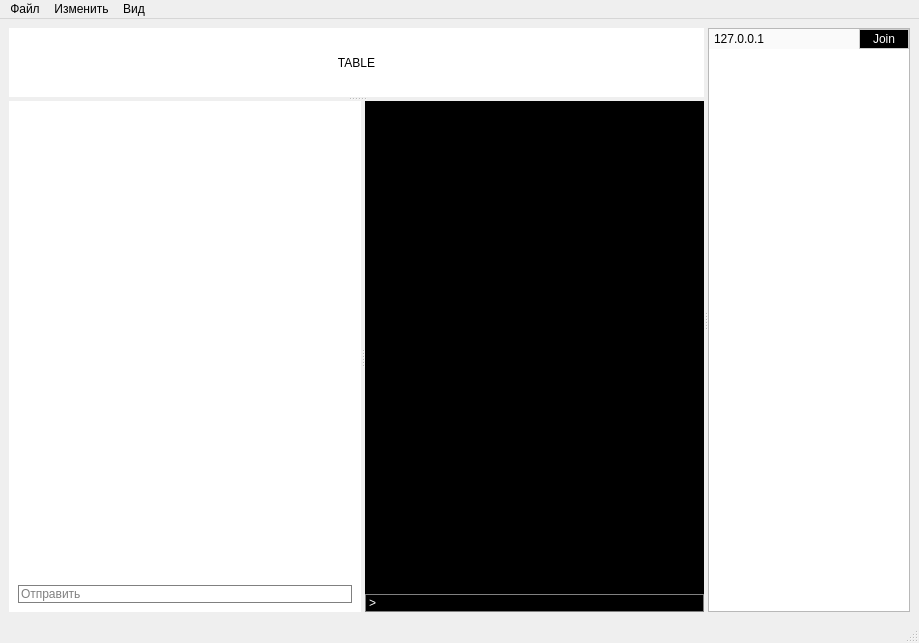
Old version of the form mainwindow.ui in the repository Akamiblade1297/CardsGame_Client.
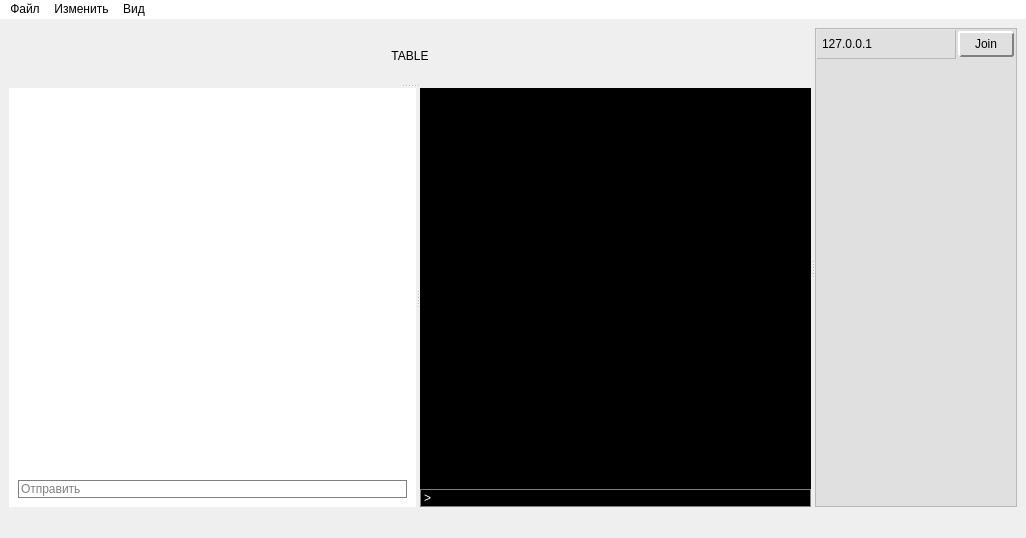
New version of the form. Icons and pictures are not drawn.

Patch:
```diff
--- a/mainwindow.ui
+++ b/mainwindow.ui
@@ -6,17 +6,38 @@
    <rect>
     <x>0</x>
     <y>0</y>
-    <width>919</width>
-    <height>643</height>
+    <width>1026</width>
+    <height>538</height>
    </rect>
   </property>
   <property name="windowTitle">
    <string>MainWindow</string>
   </property>
   <property name="styleSheet">
-   <string notr="true">QLabel {
-	background-color: white;
+   <string notr="true">QWidget {
+	background-color: #efefef;
 	color: black;
+}
+QMenuBar {
+	background-color: white;
+}
+QLineEdit {
+	border: 1px solid;
+	border-radius: 0;
+	background-color: white;
+}
+QPushButton {
+	border: 1px solid;
+	border-radius: 0;
+	background-color: #dedede
+}
+QPushButton:hover {
+	border: 1px solid blue;
+	background-color: #efefff;
+}
+QPushButton:pressed {
+	border: 1px solid #006;
+	background-color: #dfdfff
 }</string>
   </property>
   <widget class="QWidget" name="centralwidget">
@@ -109,8 +130,8 @@
               <rect>
                <x>0</x>
                <y>0</y>
-               <width>309</width>
-               <height>383</height>
+               <width>360</width>
+               <height>305</height>
               </rect>
              </property>
              <layout class="QGridLayout" name="gridLayout_7">
@@ -235,8 +256,8 @@
               <rect>
                <x>0</x>
                <y>0</y>
-               <width>346</width>
-               <height>383</height>
+               <width>402</width>
+               <height>305</height>
               </rect>
              </property>
              <layout class="QGridLayout" name="gridLayout_6">
@@ -360,7 +381,7 @@
           <x>0</x>
           <y>0</y>
           <width>200</width>
-          <height>574</height>
+          <height>469</height>
          </rect>
         </property>
         <property name="minimumSize">
@@ -374,19 +395,43 @@
         </property>
         <property name="styleSheet">
          <string notr="true">QWidget {
-	background-color: #fff;
+	background-color: #e0e0e0;
 }
 QLabel {
-	background-color: #fafafa;
+    background: qlineargradient(x1: 0, y1: 0, x2: 0, y2: 1,
+                                stop: 0 #f7f7f7, stop: 0.5 #e7e7e7,
+                                stop: 0.51 #e0e0e0, stop: 1 #f0f0f0);
+    border: 1px solid;
+    border-color: #e7e7e7 #b7b7b7 #b7b7b7 #e7e7e7;
     color: #000;
     padding: 2px;
 }
 
 QPushButton {
-    background-color: black;
-    color: #fff;
-    border: 1px solid #ccc;
-	padding: 2px;
+    background: qlineargradient(x1: 0, y1: 0, x2: 0, y2: 1,
+                                stop: 0 #f7f7f7, stop: 0.5 #e7e7e7,
+                                stop: 0.51 #d7d7d7, stop: 1 #f0f0f0);
+    border: 2px solid;
+    border-color: #ffffff #808080 #808080 #ffffff;
+    border-radius: 3px;
+    color: #000000;
+    padding: 4px 12px;
+    margin: 2px;
+}
+
+QPushButton:hover {
+   background: qlineargradient(x1: 0, y1: 0, x2: 0, y2: 1,
+                                stop: 0 #ffffff, stop: 0.5 #f0f0f0,
+                                stop: 0.51 #e8e8e8, stop: 1 #f8f8f8);
+    border-color: #ffffff #a0a0a0 #a0a0a0 #ffffff;
+}
+
+QPushButton:pressed {
+    background: qlineargradient(x1: 0, y1: 0, x2: 0, y2: 1,
+                                stop: 0 #d7d7d7, stop: 0.5 #c7c7c7,
+                                stop: 0.51 #b7b7b7, stop: 1 #d0d0d0);
+    border-color: #808080 #ffffff #ffffff #808080;
+    padding: 5px 11px 3px 13px;
 }</string>
         </property>
         <layout class="QFormLayout" name="formLayout">
@@ -415,7 +460,7 @@
            </property>
            <property name="minimumSize">
             <size>
-             <width>150</width>
+             <width>140</width>
              <height>0</height>
             </size>
            </property>
@@ -428,13 +473,13 @@
           <widget class="QPushButton" name="pushButton">
            <property name="minimumSize">
             <size>
-             <width>50</width>
+             <width>0</width>
              <height>0</height>
             </size>
            </property>
            <property name="maximumSize">
             <size>
-             <width>50</width>
+             <width>60</width>
              <height>16777215</height>
             </size>
            </property>
@@ -455,7 +500,7 @@
     <rect>
      <x>0</x>
      <y>0</y>
-     <width>919</width>
+     <width>1026</width>
      <height>25</height>
     </rect>
    </property>
```
Left out of the diff: 3 changed lines with no effect on the pictures.
